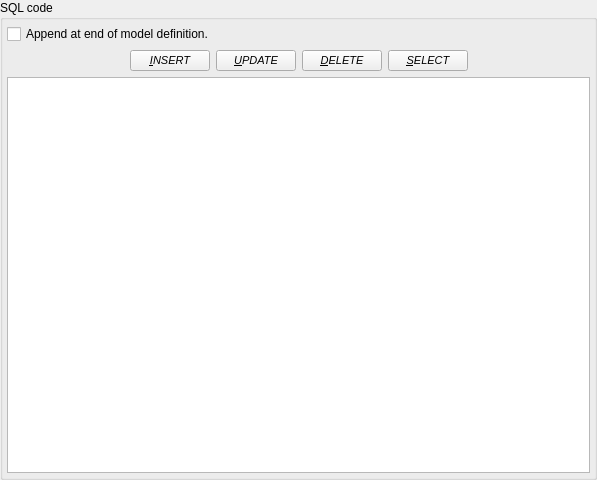
This is libpgmodeler_ui/ui/sqlappendwidget.ui in pgmodeler/pgmodeler as Qt 5 draws it before an edit. The edited form follows.
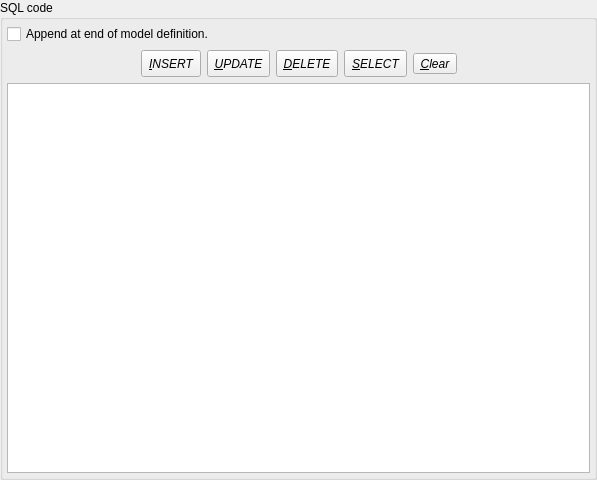
This is the edited form. Icons and pictures are not drawn.

Diff of the .ui file:
```diff
--- a/libpgmodeler_ui/ui/sqlappendwidget.ui
+++ b/libpgmodeler_ui/ui/sqlappendwidget.ui
@@ -56,53 +56,18 @@
       <property name="bottomMargin">
        <number>4</number>
       </property>
-      <item row="1" column="2">
-       <widget class="QPushButton" name="update_tb">
-        <property name="font">
-         <font>
-          <pointsize>8</pointsize>
-          <italic>true</italic>
-         </font>
+      <item row="1" column="7">
+       <spacer name="horizontalSpacer_2">
+        <property name="orientation">
+         <enum>Qt::Horizontal</enum>
         </property>
-        <property name="toolTip">
-         <string>Puts an UPDATE command template at current cursor position.</string>
+        <property name="sizeHint" stdset="0">
+         <size>
+          <width>40</width>
+          <height>20</height>
+         </size>
         </property>
-        <property name="text">
-         <string>&amp;UPDATE</string>
-        </property>
-       </widget>
-      </item>
-      <item row="1" column="1">
-       <widget class="QPushButton" name="insert_tb">
-        <property name="font">
-         <font>
-          <pointsize>8</pointsize>
-          <italic>true</italic>
-         </font>
-        </property>
-        <property name="toolTip">
-         <string>Puts an INSERT command template at current cursor position.</string>
-        </property>
-        <property name="text">
-         <string>&amp;INSERT</string>
-        </property>
-       </widget>
-      </item>
-      <item row="1" column="3">
-       <widget class="QPushButton" name="delete_tb">
-        <property name="font">
-         <font>
-          <pointsize>8</pointsize>
-          <italic>true</italic>
-         </font>
-        </property>
-        <property name="toolTip">
-         <string>Puts an DELETE command template at current cursor position.</string>
-        </property>
-        <property name="text">
-         <string>&amp;DELETE</string>
-        </property>
-       </widget>
+       </spacer>
       </item>
       <item row="1" column="0">
        <spacer name="horizontalSpacer">
@@ -117,7 +82,7 @@
         </property>
        </spacer>
       </item>
-      <item row="3" column="0" colspan="7">
+      <item row="3" column="0" colspan="8">
        <widget class="QTextEdit" name="sqlcode_txt">
         <property name="font">
          <font>
@@ -126,7 +91,7 @@
         </property>
        </widget>
       </item>
-      <item row="0" column="0" colspan="7">
+      <item row="0" column="0" colspan="8">
        <widget class="QCheckBox" name="end_of_model_chk">
         <property name="toolTip">
          <string>Append the SQL code at the very end of model definition.
@@ -137,24 +102,155 @@
         </property>
        </widget>
       </item>
-      <item row="1" column="6">
-       <spacer name="horizontalSpacer_2">
-        <property name="orientation">
-         <enum>Qt::Horizontal</enum>
+      <item row="1" column="1">
+       <widget class="QToolButton" name="insert_tb">
+        <property name="minimumSize">
+         <size>
+          <width>0</width>
+          <height>27</height>
+         </size>
         </property>
-        <property name="sizeHint" stdset="0">
+        <property name="font">
+         <font>
+          <italic>true</italic>
+         </font>
+        </property>
+        <property name="toolTip">
+         <string>Puts an INSERT command template at current cursor position.</string>
+        </property>
+        <property name="text">
+         <string>&amp;INSERT</string>
+        </property>
+        <property name="icon">
+         <iconset resource="../res/resources.qrc">
+          <normaloff>:/icones/icones/adicionar.png</normaloff>:/icones/icones/adicionar.png</iconset>
+        </property>
+        <property name="iconSize">
          <size>
-          <width>40</width>
+          <width>20</width>
           <height>20</height>
          </size>
         </property>
-       </spacer>
+        <property name="popupMode">
+         <enum>QToolButton::InstantPopup</enum>
+        </property>
+        <property name="toolButtonStyle">
+         <enum>Qt::ToolButtonTextBesideIcon</enum>
+        </property>
+       </widget>
       </item>
-      <item row="1" column="4" colspan="2">
-       <widget class="QPushButton" name="select_tb">
+      <item row="1" column="2">
+       <widget class="QToolButton" name="update_tb">
+        <property name="minimumSize">
+         <size>
+          <width>0</width>
+          <height>27</height>
+         </size>
+        </property>
         <property name="font">
          <font>
-          <pointsize>8</pointsize>
+          <italic>true</italic>
+         </font>
+        </property>
+        <property name="toolTip">
+         <string>Puts an UPDATE command template at current cursor position.</string>
+        </property>
+        <property name="text">
+         <string>&amp;UPDATE</string>
+        </property>
+        <property name="icon">
+         <iconset resource="../res/resources.qrc">
+          <normaloff>:/icones/icones/atualizar.png</normaloff>:/icones/icones/atualizar.png</iconset>
+        </property>
+        <property name="iconSize">
+         <size>
+          <width>20</width>
+          <height>20</height>
+         </size>
+        </property>
+        <property name="popupMode">
+         <enum>QToolButton::InstantPopup</enum>
+        </property>
+        <property name="toolButtonStyle">
+         <enum>Qt::ToolButtonTextBesideIcon</enum>
+        </property>
+       </widget>
+      </item>
+      <item row="1" column="3">
+       <widget class="QToolButton" name="delete_tb">
+        <property name="minimumSize">
+         <size>
+          <width>0</width>
+          <height>27</height>
+         </size>
+        </property>
+        <property name="font">
+         <font>
+          <italic>true</italic>
+         </font>
+        </property>
+        <property name="toolTip">
+         <string>Puts an DELETE command template at current cursor position.</string>
+        </property>
+        <property name="text">
+         <string>&amp;DELETE</string>
+        </property>
+        <property name="icon">
+         <iconset resource="../res/resources.qrc">
+          <normaloff>:/icones/icones/excluir.png</normaloff>:/icones/icones/excluir.png</iconset>
+        </property>
+        <property name="iconSize">
+         <size>
+          <width>20</width>
+          <height>20</height>
+         </size>
+        </property>
+        <property name="popupMode">
+         <enum>QToolButton::InstantPopup</enum>
+        </property>
+        <property name="toolButtonStyle">
+         <enum>Qt::ToolButtonTextBesideIcon</enum>
+        </property>
+       </widget>
+      </item>
+      <item row="1" column="5" colspan="2">
+       <widget class="QToolButton" name="clear_tb">
+        <property name="font">
+         <font>
+          <italic>true</italic>
+         </font>
+        </property>
+        <property name="toolTip">
+         <string/>
+        </property>
+        <property name="text">
+         <string>&amp;Clear</string>
+        </property>
+        <property name="icon">
+         <iconset resource="../res/resources.qrc">
+          <normaloff>:/icones/icones/limpartexto.png</normaloff>:/icones/icones/limpartexto.png</iconset>
+        </property>
+        <property name="iconSize">
+         <size>
+          <width>20</width>
+          <height>20</height>
+         </size>
+        </property>
+        <property name="toolButtonStyle">
+         <enum>Qt::ToolButtonTextBesideIcon</enum>
+        </property>
+       </widget>
+      </item>
+      <item row="1" column="4">
+       <widget class="QToolButton" name="select_tb_2">
+        <property name="minimumSize">
+         <size>
+          <width>0</width>
+          <height>27</height>
+         </size>
+        </property>
+        <property name="font">
+         <font>
           <italic>true</italic>
          </font>
         </property>
@@ -164,6 +260,18 @@
         <property name="text">
          <string>&amp;SELECT</string>
         </property>
+        <property name="iconSize">
+         <size>
+          <width>20</width>
+          <height>20</height>
+         </size>
+        </property>
+        <property name="popupMode">
+         <enum>QToolButton::InstantPopup</enum>
+        </property>
+        <property name="toolButtonStyle">
+         <enum>Qt::ToolButtonTextBesideIcon</enum>
+        </property>
        </widget>
       </item>
      </layout>
```
Left out of the diff: 4 changed lines with no effect on the pictures.
